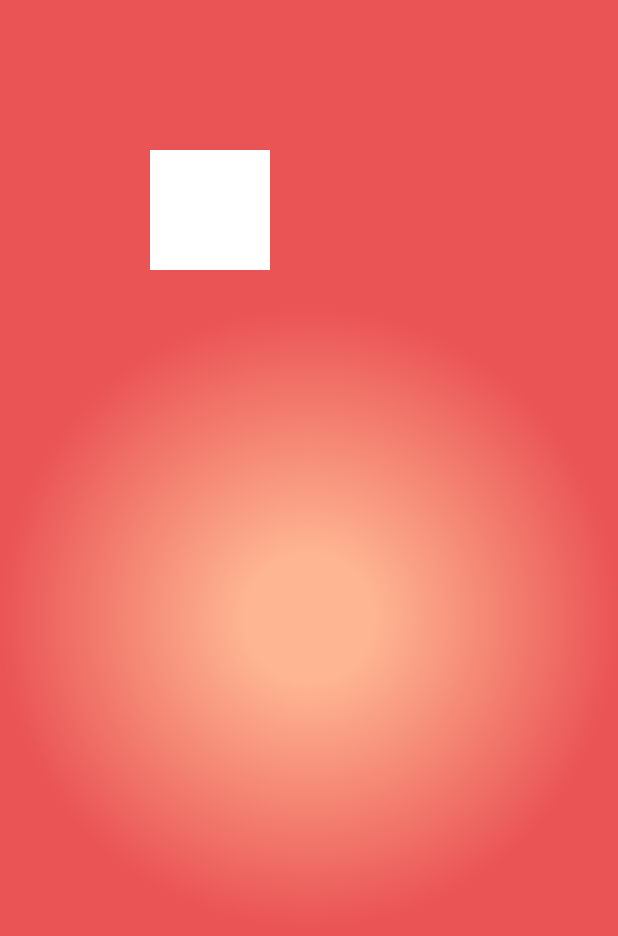
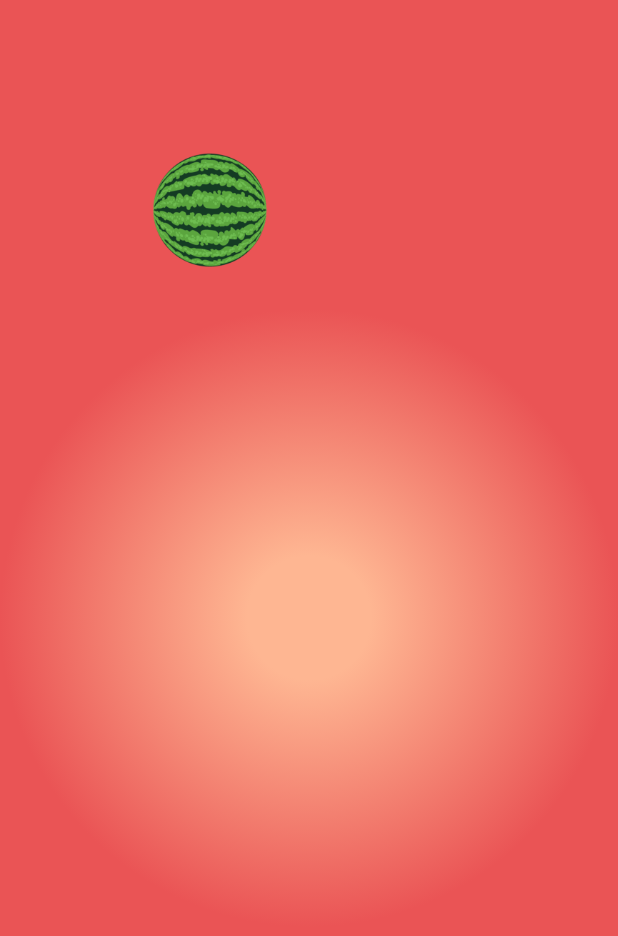
Before and after one commit to gramme01/flutter_short_lessons, a Flutter app: the screen it shows after launch, on a phone screen of 412 x 824 dp. Shown: the top 936 px of the screen. Run offline on Flutter 3.47's test engine with Material 2 defaults, Android fonts, the light colour scheme and no system bars; our stand-ins replace cloud_firestore, firebase_auth, responsive_grid, smooth_star_rating; missing offline and left inert: sliver_fab; accounts and stored records are empty.

Commit message:
Adds Fruit to screen

```diff
--- a/slicey/lib/drawing_platform/canvas_area.dart
+++ b/slicey/lib/drawing_platform/canvas_area.dart
@@ -29,6 +29,7 @@ class _CanvasAreaState extends State<CanvasArea> {
     List<Widget> widgetsOnStack = [];
     widgetsOnStack.add(_getBackground());
     widgetsOnStack.add(_getSlice());
+    widgetsOnStack.addAll(_getFruitParts());
     widgetsOnStack.addAll(_getFruits());
     widgetsOnStack.add(_getGestureDetector());
 
@@ -86,15 +87,23 @@ class _CanvasAreaState extends State<CanvasArea> {
         Positioned(
           top: fruit.position.dy,
           left: fruit.position.dx,
-          child: Container(
-            width: fruit.width,
-            height: fruit.height,
-            color: Colors.white,
-          ),
+          child: _getMelon(fruit),
         ),
       );
     }
     return list;
+  }
+
+  List<Widget> _getFruitParts() {
+    return [Container()];
+  }
+
+  Widget _getMelon(Fruit fruit) {
+    return Image.asset(
+      'assets/slicey-03.png',
+      height: 80,
+      fit: BoxFit.fitHeight,
+    );
   }
 
   void _addPointsToSlice(ScaleUpdateDetails details) {
@@ -104,13 +113,35 @@ class _CanvasAreaState extends State<CanvasArea> {
 
   void _checkCollision() {
     if (touchSlice == null) return;
+    // for (Fruit fruit in List.from(fruits)) {
+    //   for (Offset point in touchSlice.pointsList) {
+    //     if (!fruit.isPointInside(point)) {
+    //       continue;
+    //     }
+    //     fruits.remove(fruit);
+    //     break;
+    //   }
+    // }
+
     for (Fruit fruit in List.from(fruits)) {
+      bool isFirstPointOutside = false;
+      bool isSecondPointInside = false;
+
       for (Offset point in touchSlice.pointsList) {
-        if (!fruit.isPointInside(point)) {
+        if (!isFirstPointOutside && !fruit.isPointInside(point)) {
+          isFirstPointOutside = true;
           continue;
         }
-        fruits.remove(fruit);
-        break;
+
+        if (isFirstPointOutside && fruit.isPointInside(point)) {
+          isSecondPointInside = true;
+          continue;
+        }
+
+        if (isSecondPointInside && !fruit.isPointInside(point)) {
+          fruits.remove(fruit);
+          break;
+        }
       }
     }
   }
```
Also changed, not shown: slicey/pubspec.yaml (+3 -8 lines), slicey/assets/slicey-02.png (added), slicey/assets/slicey-03.png (added), slicey/assets/slicey-04.png (added), slicey/assets/slicey-05.png (added).
